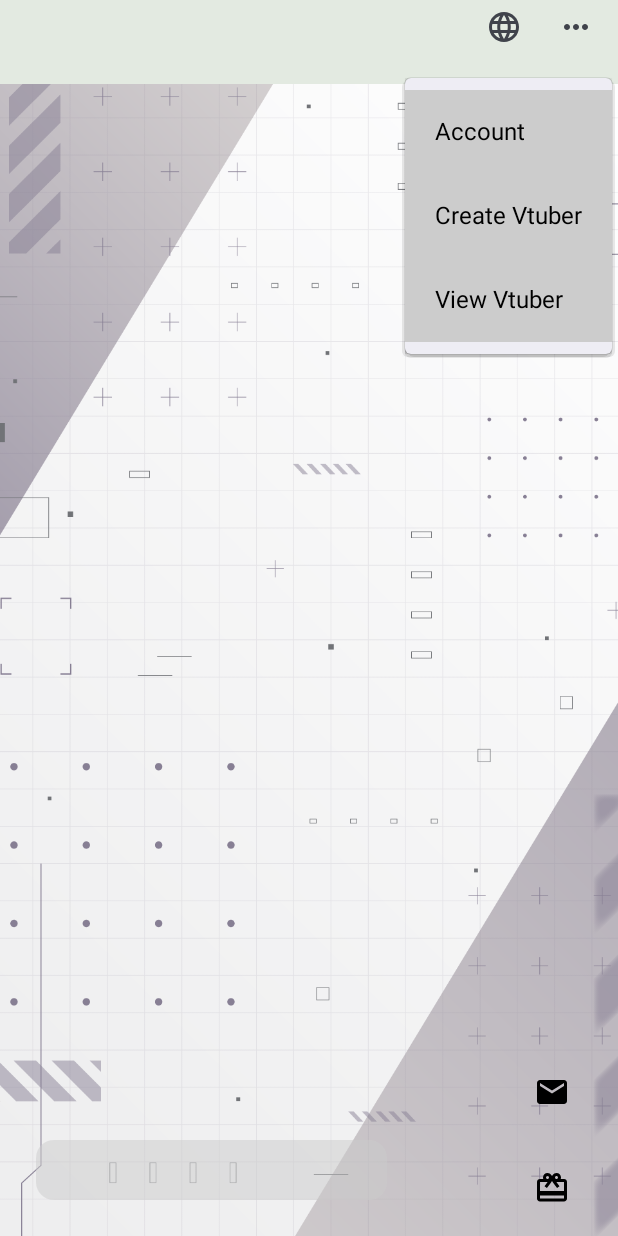
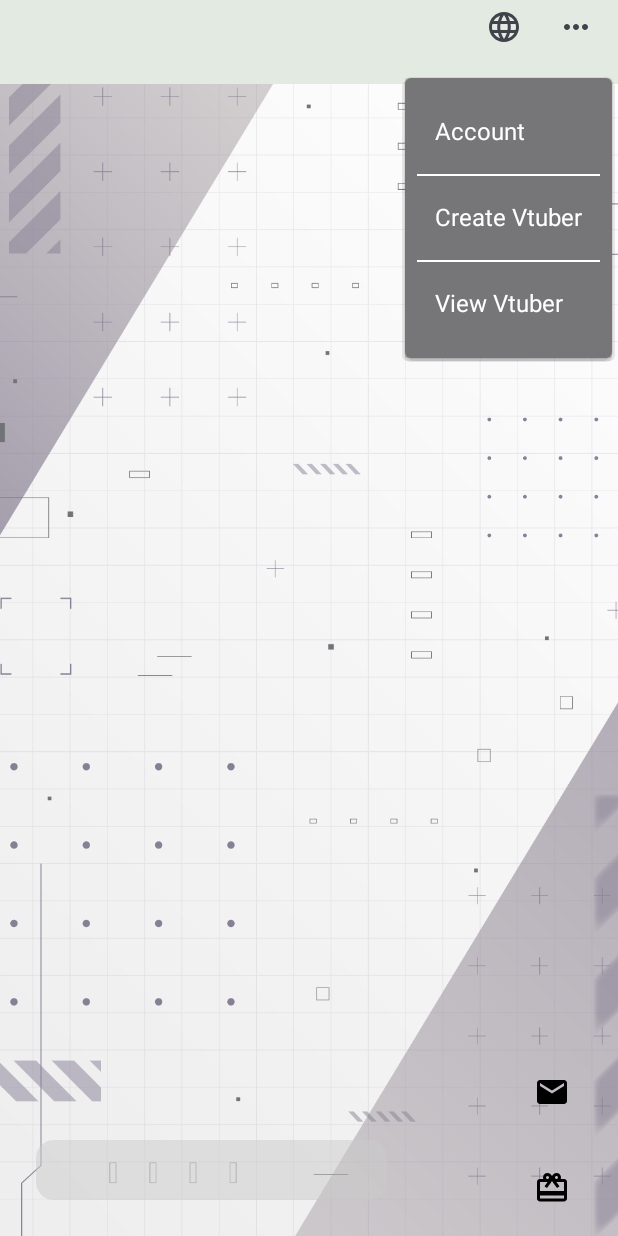
Before and after one commit to ko-tarou/AIVY, an Android app built with Jetpack Compose: the screen it shows after launch (MainActivity), after a tap on "MoreHoriz Icon", on a phone screen of 412 x 824 dp. Run offline under Robolectric (Android 15) with nearby library versions, the phone set to English and light mode, and no system bars; our stand-ins replace Firebase (no records; nobody signed in at launch, a user with empty details on screens opened directly), accompanist.

Commit message:
ドロップダウンのデザイン完成

```diff
--- a/app/src/main/java/com/websarva/wings/android/aivy/ui/ViewPageParts/ViewHeader.kt
+++ b/app/src/main/java/com/websarva/wings/android/aivy/ui/ViewPageParts/ViewHeader.kt
@@ -2,11 +2,13 @@ package com.websarva.wings.android.aivy.ui.ViewPageParts
 
 import androidx.compose.foundation.background
 import androidx.compose.foundation.layout.Column
+import androidx.compose.foundation.layout.fillMaxWidth
 import androidx.compose.foundation.layout.offset
 import androidx.compose.foundation.layout.padding
 import androidx.compose.material.icons.Icons
 import androidx.compose.material.icons.filled.Language
 import androidx.compose.material.icons.filled.MoreHoriz
+import androidx.compose.material3.Divider
 import androidx.compose.material3.DropdownMenu
 import androidx.compose.material3.DropdownMenuItem
 import androidx.compose.material3.Icon
@@ -24,6 +26,7 @@ import androidx.compose.ui.unit.dp
 import androidx.compose.ui.unit.sp
 import androidx.navigation.NavController
 import com.websarva.wings.android.aivy.ui.common.HeaderCommon
+import com.websarva.wings.android.aivy.ui.theme.DatailsColor
 
 // グローバル変数として言語設定を保持
 var currentLanguage by mutableStateOf("English")
@@ -47,26 +50,19 @@ fun ViewHeader(navController: NavController) {
                         contentDescription = "Language Icon"
                     )
                 }
-                DropdownMenu(
+                CustomDropdownMenu(
                     expanded = isLanguageMenuExpanded,
-                    onDismissRequest = { isLanguageMenuExpanded = false }
-                ) {
-                    val languages = if (currentLanguage == "English") {
+                    onDismissRequest = { isLanguageMenuExpanded = false },
+                    items = if (currentLanguage == "English") {
                         listOf("English" to "English", "Japanese" to "Japanese")
                     } else {
                         listOf("日本語" to "Japanese", "英語" to "English")
-                    }
-
-                    languages.forEach { (label, lang) ->
-                        CustomDropdownMenuItem(
-                            text = label,
-                            onClick = {
+                    },
+                    onItemClick = { label, lang ->
                         currentLanguage = lang
                         isLanguageMenuExpanded = false
                     }
                 )
-                    }
-                }
 
                 // MoreHoriz Icon Button with Dropdown
                 IconButton(
@@ -78,11 +74,10 @@ fun ViewHeader(navController: NavController) {
                         contentDescription = "MoreHoriz Icon"
                     )
                 }
-                DropdownMenu(
+                CustomDropdownMenu(
                     expanded = isMoreMenuExpanded,
-                    onDismissRequest = { isMoreMenuExpanded = false }
-                ) {
-                    val menuItems = if (currentLanguage == "English") {
+                    onDismissRequest = { isMoreMenuExpanded = false },
+                    items = if (currentLanguage == "English") {
                         listOf(
                             "Account" to "accountpage",
                             "Create Vtuber" to "selectpage",
@@ -94,20 +89,53 @@ fun ViewHeader(navController: NavController) {
                             "Vtuber作成" to "selectpage",
                             "Vtuber閲覧" to "viewpage"
                         )
-                    }
-
-                    menuItems.forEach { (label, route) ->
-                        CustomDropdownMenuItem(
-                            text = label,
-                            onClick = {
+                    },
+                    onItemClick = { label, route ->
                         navController.navigate(route)
                         isMoreMenuExpanded = false
                     }
                 )
             }
+        )
     }
 }
+
+@Composable
+fun CustomDropdownMenu(
+    expanded: Boolean,
+    onDismissRequest: () -> Unit,
+    items: List<Pair<String, String>>,
+    onItemClick: (label: String, value: String) -> Unit
+) {
+    DropdownMenu(
+        expanded = expanded,
+        onDismissRequest = onDismissRequest,
+        modifier = Modifier
+            .background(Color.Black.copy(alpha = 0.5f)) // 全体の背景を透明に
+            .padding(0.dp) // パディングを完全に排除
+    ) {
+        // カスタム背景をColumnに設定
+        Column(
+            modifier = Modifier
+                .fillMaxWidth()
+                .padding(0.dp) // 上下の余白を排除
+        ) {
+            items.forEachIndexed { index, (label, value) ->
+                CustomDropdownMenuItem(
+                    text = label,
+                    onClick = { onItemClick(label, value) },
+                    modifier = Modifier.fillMaxWidth()
                 )
+                // 最後のアイテム以外に線を追加
+                if (index < items.size - 1) {
+                    Divider(
+                        color = Color.White, // 線の色を白に設定
+                        thickness = 1.dp,
+                        modifier = Modifier.padding(horizontal = 8.dp)
+                    )
+                }
+            }
+        }
     }
 }
 
@@ -123,13 +151,13 @@ fun CustomDropdownMenuItem(
                 text = text,
                 style = TextStyle(
                     fontSize = 16.sp,
-                    color = Color.Black // テキスト色
+                    color = Color.White // テキスト色を白に設定
                 )
             )
         },
         onClick = onClick,
         modifier = modifier
-            .background(Color.LightGray) // 背景色
-            .padding(horizontal = 8.dp, vertical = 4.dp) // パディング
+            .background(Color.Transparent) // メニューアイテム自体の背景を透明に
+            .padding(horizontal = 8.dp, vertical = 4.dp) // パディングを設定
     )
 }
```
Lines whose indentation alone changed are shown as unchanged.
